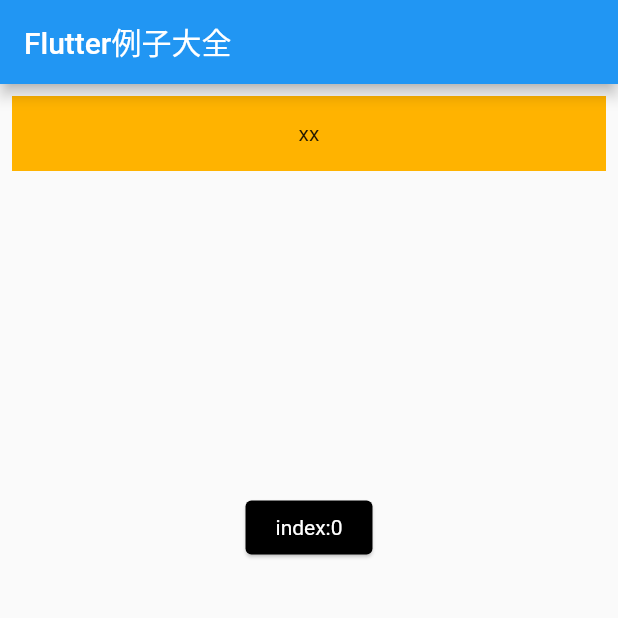
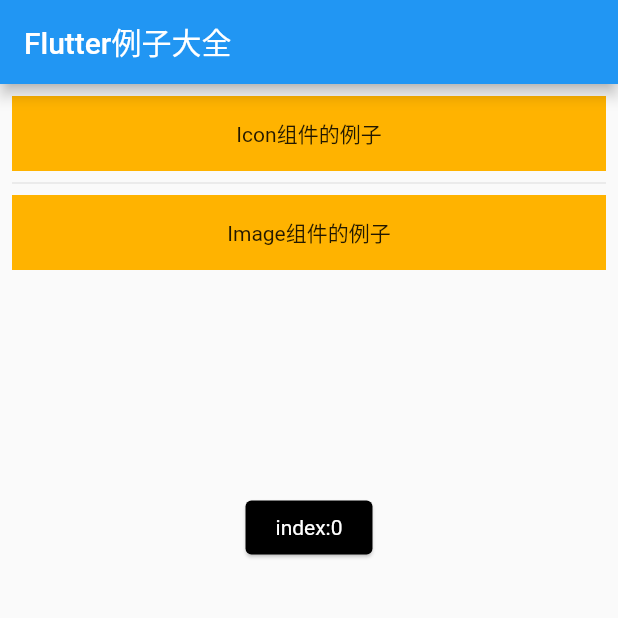
Before and after one commit to cdxone/flutter_app, a Flutter app: the screen it shows after launch, after a tap on "StatelessWidget组件及其子组件例子", on a phone screen of 412 x 824 dp, the top half of it. Run offline on Flutter 3.47's test engine with Material 2 defaults, Android fonts, the phone set to English and light mode, and no system bars; our stand-ins replace cached_network_image, image_picker, transparent_image.

Commit message:
提交。

```diff
--- /dev/null
+++ b/lib/icon_demo.dart
@@ -0,0 +1,33 @@
+import 'package:flutter/material.dart';
+
+class IconDemo extends StatefulWidget {
+  @override
+  _IconDemoState createState() => _IconDemoState();
+}
+
+class _IconDemoState extends State<IconDemo> {
+  @override
+  Widget build(BuildContext context) {
+    return MaterialApp(
+      title: 'Icon的例子',
+      theme: ThemeData(primarySwatch: Colors.blue),
+      home: Scaffold(
+        appBar: AppBar(
+          title: Text('Icon的例子'),
+        ),
+        body:Column(
+          children: <Widget>[
+            Container(
+              alignment: Alignment.topLeft,
+              child: Icon(Icons.android,size: 100,),
+            ),
+            Center(
+              child: Icon(Icons.android,size: 100,color: Colors.red,),
+            ),
+          ],
+        )
+
+      ),
+    );
+  }
+}
--- a/lib/main.dart
+++ b/lib/main.dart
@@ -17,9 +17,19 @@
 
 void main() => runApp(MyApp());
 
-class MyApp extends StatelessWidget {
+class MyApp extends StatefulWidget {
+
+  @override
+  State<StatefulWidget> createState() {
+    return _MyApp();
+  }
+
+
+}
+
+class _MyApp extends State<MyApp> {
   final List<Map> entries = [
-    {'title': 'StatelessWidget组件及其子组件例子', 'route': StatefulWidgetDemo2(StatefulWidgetDemo2.getData())},
+    {'title': 'StatelessWidget组件及其子组件例子', 'route': StatefulWidgetDemo2()},
     {'title': 'StatelessWidget组件及其子组件例子', 'route': StatelessWidgetDemo()},
     {'title': 'StatefulWidget组件及其子组件例子', 'route': StatefulWidgetDemo()},
     {'title': 'Flutter容器的例子', 'route': FlutterLayoutDemo()},
@@ -31,7 +41,7 @@
     {'title': 'Flutter应用的生命周期', 'route': AppLifeCycleDemo()},
     {'title': '如何修改Flutter的主题', 'route': ChangeThemeDemo()},
     {'title': '如何修改字体', 'route': ChangeFontDemo()},
-    {'title': '拍照App', 'route': PhotoDemo()},
+    {'title': '拍照App', 'route': PhotoApp()},
   ];
 
   @override
@@ -73,7 +83,7 @@
             );
           },
           separatorBuilder: (BuildContext context, int index) =>
-              const Divider(),
+          const Divider(),
         ),
       ),
     );
--- a/lib/stateful_widget_demo2.dart
+++ b/lib/stateful_widget_demo2.dart
@@ -1,18 +1,57 @@
-import 'package:flutter_app/stateless_widget_demo.dart';
-import 'package:flutter_app/view/my_list_view.dart';
+import 'package:flutter/material.dart';
+import 'package:flutter_app/image_demo.dart';
+import 'package:flutter_app/utils/toast.dart';
 
-class StatefulWidgetDemo2 extends MyListView {
+import 'icon_demo.dart';
 
-  static List<Map> getData(){
-    List<Map> result = [
-      {'title':'xx','router':StatelessWidgetDemo()},
-    ];
-    return result;
+class StatefulWidgetDemo2 extends StatefulWidget {
+  @override
+  State<StatefulWidget> createState() {
+    return _StatefulWidgetDemo2();
   }
+}
 
-  StatefulWidgetDemo2(List<Map> entries) : super(entries){
-    print('zi');
-    print(entries);
+class _StatefulWidgetDemo2 extends State<StatefulWidgetDemo2> {
+  final List<Map> entries = [
+    {'title': 'Icon组件的例子', 'route': IconDemo()},
+    {'title': 'Image组件的例子', 'route': ImageDemo()},
+  ];
+
+  @override
+  Widget build(BuildContext context) {
+    return MaterialApp(
+      title: 'StatefulWidget的例子',
+      theme: ThemeData(
+        primarySwatch: Colors.blue,
+      ),
+      home: Scaffold(
+        appBar: AppBar(
+          title: Text('Flutter例子大全'),
+        ),
+        //body的地方放一个容器
+        body: ListView.separated(
+          padding: const EdgeInsets.all(8),
+          itemCount: entries.length,
+          itemBuilder: (BuildContext context, int index) {
+            return GestureDetector(
+              onTap: () {
+                Toast.toast(context, msg: 'index:$index');
+                Navigator.push(
+                    context,
+                    MaterialPageRoute(
+                        builder: (context) => entries[index]['route']));
+              },
+              child: Container(
+                height: 50,
+                color: Colors.amber[600],
+                child: Center(child: Text('${entries[index]['title']}')),
+              ),
+            );
+          },
+          separatorBuilder: (BuildContext context, int index) =>
+          const Divider(),
+        ),
+      ),
+    );
   }
-
 }
```
Also changed, not shown: lib/image_demo.dart (added, +143 -0 lines), lib/photo_demo.dart (+84 -16 lines), pubspec.yaml (+6 -2 lines), pubspec.lock.
